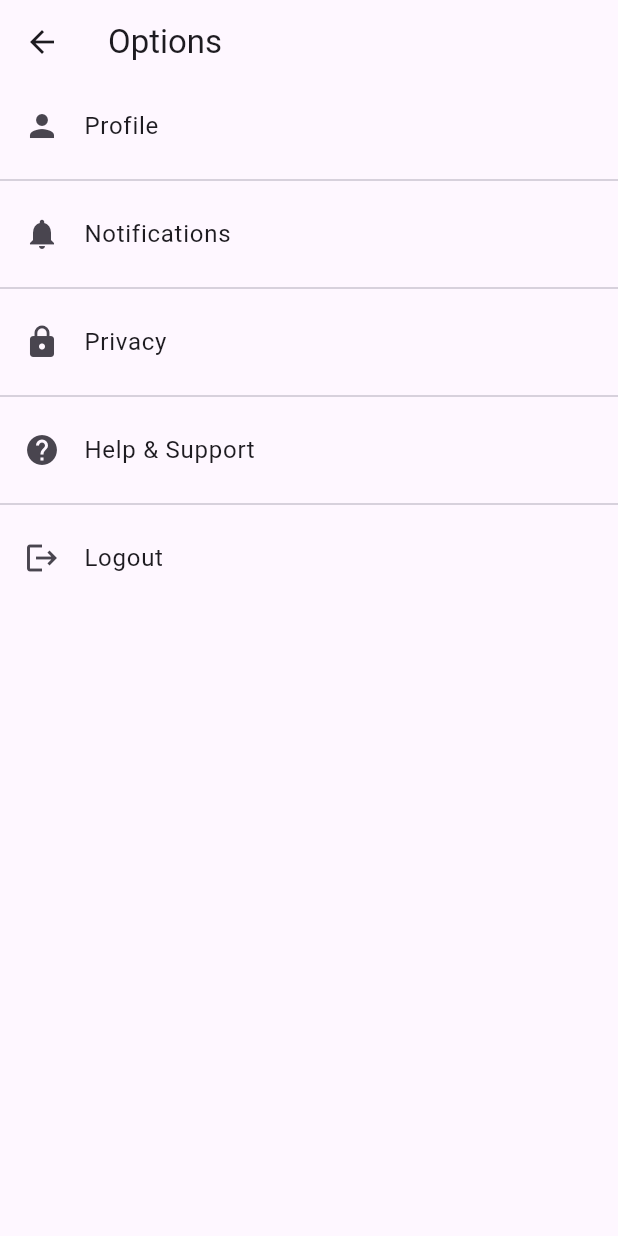
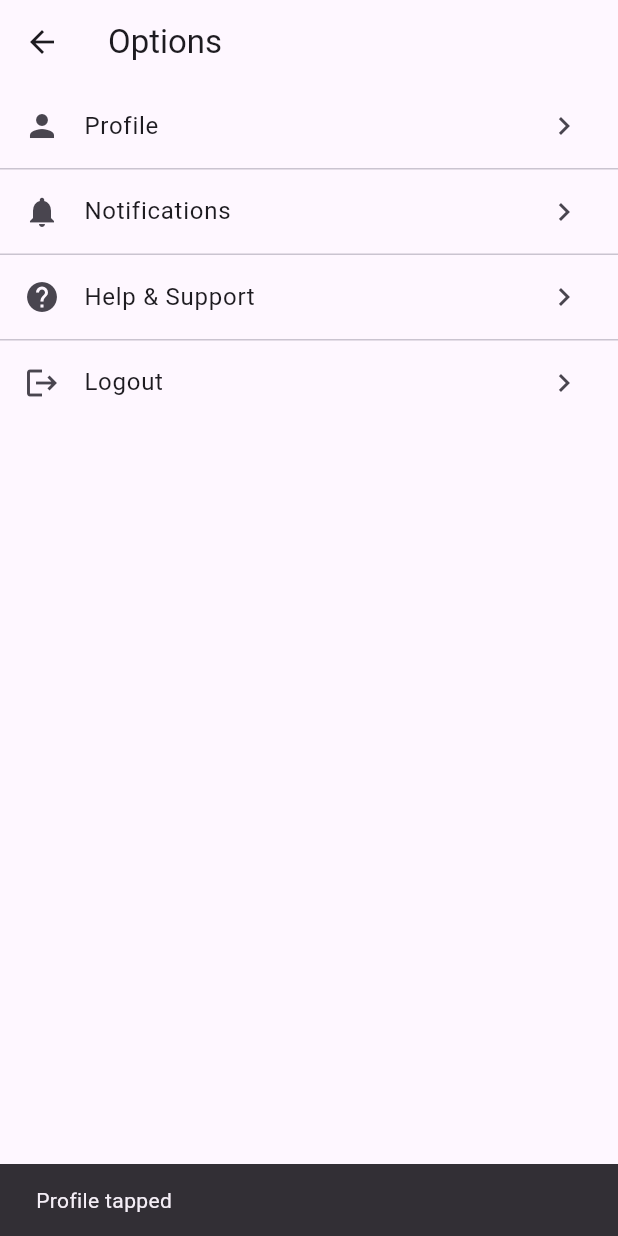
Before and after one commit to AlbertKay254/CHMIS_Mobile, a Flutter app: the OptionPage screen opened directly, after a tap on "Profile", on a phone screen of 412 x 824 dp. Run offline on Flutter 3.47's test engine with Material 3 defaults, Android fonts, the phone set to English and light mode, and no system bars; our stand-ins replace flutter_chat_types, flutter_chat_ui, table_calendar; project files that could hold a hidden picture were left out.

Commit message:
options page

```diff
--- a/lib/pages/option_page.dart
+++ b/lib/pages/option_page.dart
@@ -1,16 +1,42 @@
 import 'package:flutter/material.dart';
+import 'package:medical_app/pages/login_page.dart';
+//import 'package:webview_flutter/webview_flutter.dart';
+import 'package:url_launcher/url_launcher.dart';
 
 class OptionPage extends StatelessWidget {
   const OptionPage({Key? key}) : super(key: key);
 
   @override
   Widget build(BuildContext context) {
-    final options = [
+    // Use a typed list to avoid dynamic pitfalls.
+    final List<Map<String, Object>> options = [
       {'icon': Icons.person, 'title': 'Profile'},
       {'icon': Icons.notifications, 'title': 'Notifications'},
-      {'icon': Icons.lock, 'title': 'Privacy'},
-      {'icon': Icons.help, 'title': 'Help & Support'},
-      {'icon': Icons.logout, 'title': 'Logout'},
+
+     {
+      'icon': Icons.help,
+      'title': 'Help & Support',
+      'action': () async {
+        const url = 'https://chmis.cbslkenya.co.ke';
+        if (await canLaunchUrl(Uri.parse(url))) {
+          await launchUrl(Uri.parse(url), mode: LaunchMode.externalApplication);
+        } else {
+          throw 'Could not launch $url';
+        }
+      },
+    },
+
+      {
+        'icon': Icons.logout,
+        'title': 'Logout',
+        'action': () {
+          // Clears the whole stack, preventing back navigation into the app.
+          Navigator.of(context).pushAndRemoveUntil(
+            MaterialPageRoute(builder: (_) => const LoginPage()),
+            (route) => false,
+          );
+        },
+      },
     ];
 
     return Scaffold(
@@ -19,14 +45,27 @@ class OptionPage extends StatelessWidget {
       ),
       body: ListView.separated(
         itemCount: options.length,
-        separatorBuilder: (context, index) => const Divider(),
+        separatorBuilder: (context, index) => const Divider(height: 1),
         itemBuilder: (context, index) {
           final option = options[index];
+          final icon = option['icon'] as IconData;
+          final title = option['title'] as String;
+          final action = option['action'] as VoidCallback?;
+
           return ListTile(
-            leading: Icon(option['icon'] as IconData),
-            title: Text(option['title'] as String),
+            leading: Icon(icon),
+            title: Text(title),
+            trailing: const Icon(Icons.chevron_right),
             onTap: () {
-              // Handle option tap
+              // ✅ Call the action if it exists
+              if (action != null) {
+                action();
+              } else {
+                // Optional: feedback for items without actions yet
+                ScaffoldMessenger.of(context).showSnackBar(
+                  SnackBar(content: Text('$title tapped')),
+                );
+              }
             },
           );
         },
--- a/pubspec.yaml
+++ b/pubspec.yaml
@@ -37,6 +37,8 @@ dependencies:
   flutter_chat_types: ^3.6.2
   uuid: ^4.5.1
   http: ^0.13.6
+  webview_flutter: ^4.8.0
+  url_launcher: ^6.3.0
 
   # The following adds the Cupertino Icons font to your application.
   # Use with the CupertinoIcons class for iOS style icons.
```
Also changed, not shown: lib/pages/diagnosis_page.dart (line endings or trailing spaces), pubspec.lock, 1 other file.
